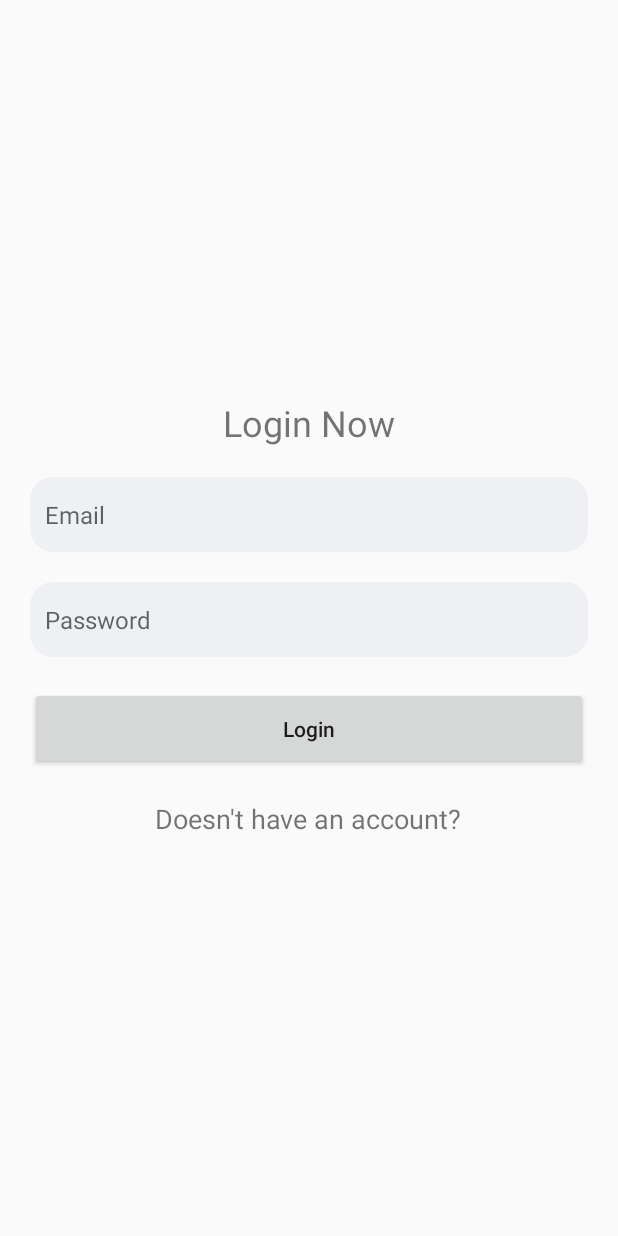
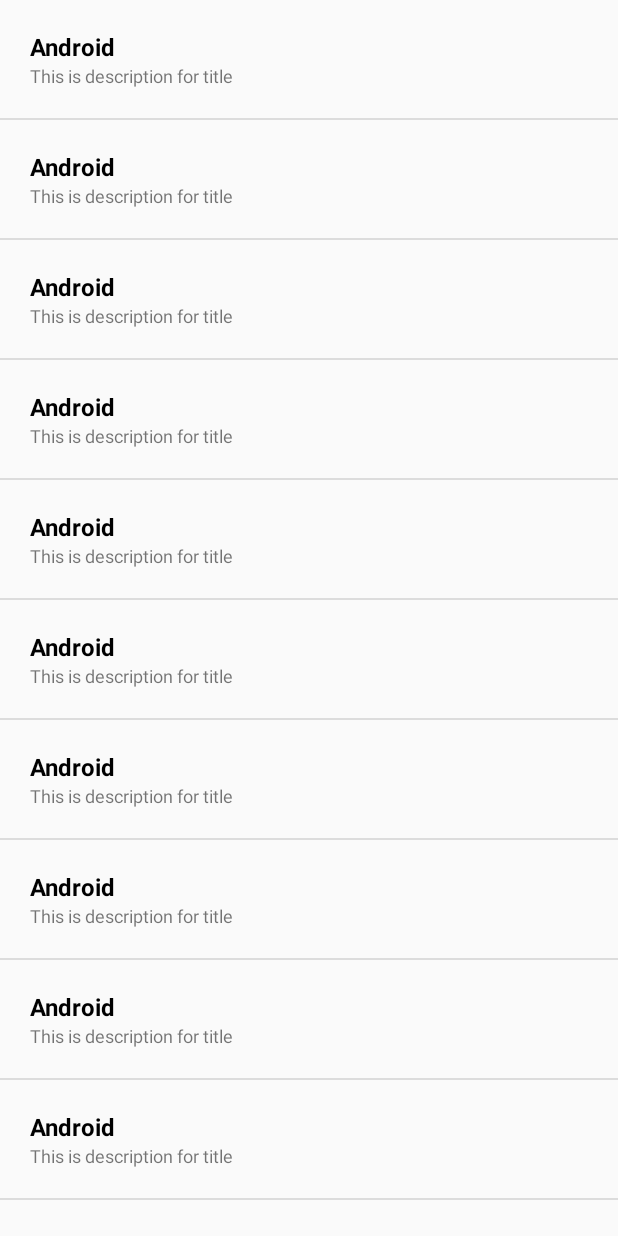
Before and after one commit to crpoudyal/sagarmathaApp, an Android app: the screen it shows after launch (LoginActivity before the commit, ListExampleActivity after it), on a phone screen of 412 x 824 dp. Run offline under Robolectric (Android 15) with nearby library versions, the phone set to English and light mode, and no system bars.

```diff
--- a/app/src/main/AndroidManifest.xml
+++ b/app/src/main/AndroidManifest.xml
@@ -10,7 +10,7 @@
         android:supportsRtl="true"
         android:theme="@style/Theme.Sagarmatha">
 
-        <activity android:name=".LoginActivity"
+        <activity android:name=".ListExampleActivity"
             android:exported="true">
             <intent-filter>
                 <action android:name="android.intent.action.MAIN"/>
--- a/app/src/main/java/com/example/sagarmatha/ListData.java
+++ b/app/src/main/java/com/example/sagarmatha/ListData.java
@@ -8,4 +8,20 @@ public class ListData {
         this.description = description;
 
     }
+
+    public String getTitle() {
+        return title;
+    }
+
+    public void setTitle(String title) {
+        this.title = title;
+    }
+
+    public String getDescription() {
+        return description;
+    }
+
+    public void setDescription(String description) {
+        this.description = description;
+    }
 }
--- a/app/src/main/java/com/example/sagarmatha/ListExampleActivity.java
+++ b/app/src/main/java/com/example/sagarmatha/ListExampleActivity.java
@@ -6,15 +6,38 @@ import android.widget.ListView;
 import androidx.annotation.Nullable;
 import androidx.appcompat.app.AppCompatActivity;
 
+import java.util.ArrayList;
+
 public class ListExampleActivity extends AppCompatActivity {
-    public ListView lvText;
+    public ListView lvTest;
+    public ArrayList<ListData> listItems;
+    private ListExampleAdapter mAdapter;
     @Override
     protected void onCreate(@Nullable Bundle savedInstanceState) {
         super.onCreate(savedInstanceState);
         setContentView(R.layout.list_view_layout);
 
-        lvText = findViewById(R.id.lv_text);
+        lvTest = findViewById(R.id.lv_text);
 
+        listItems = new ArrayList<>();
+        listItems.add(new ListData("Android","This is description for title"));
+        listItems.add(new ListData("Android","This is description for title"));
+        listItems.add(new ListData("Android","This is description for title"));
+        listItems.add(new ListData("Android","This is description for title"));
+        listItems.add(new ListData("Android","This is description for title"));
+        listItems.add(new ListData("Android","This is description for title"));
+        listItems.add(new ListData("Android","This is description for title"));
+        listItems.add(new ListData("Android","This is description for title"));
+        listItems.add(new ListData("Android","This is description for title"));
+        listItems.add(new ListData("Android","This is description for title"));
+        listItems.add(new ListData("Android","This is description for title"));
+        mAdapter = new ListExampleAdapter(this,listItems);
+
+        lvTest.setAdapter(mAdapter);
+
+        listItems.add(new ListData("new title","This is description for title"));
+
+        mAdapter.notifyDataSetChanged();
 
     }
 }
--- a/app/src/main/java/com/example/sagarmatha/ListExampleAdapter.java
+++ b/app/src/main/java/com/example/sagarmatha/ListExampleAdapter.java
@@ -11,6 +11,7 @@ import androidx.annotation.NonNull;
 import androidx.annotation.Nullable;
 
 import java.util.ArrayList;
+import java.util.List;
 
 public class ListExampleAdapter extends ArrayAdapter<ListData> {
 
@@ -18,18 +19,47 @@ public class ListExampleAdapter extends ArrayAdapter<ListData> {
 
     private  Context mContext;
     private LayoutInflater mInflater;
+    private ArrayList<ListData> listData;
 
     public ListExampleAdapter(@NonNull Context context,  @NonNull ArrayList<ListData> listItems) {
         super(context,R.layout.list_item_view, listItems);
         this.mContext = context;
         this.mInflater = LayoutInflater.from(mContext);
+        this.listData = listItems;
     }
 
     @NonNull
     @Override
     public View getView(int position, @Nullable View convertView, @NonNull ViewGroup parent) {
-        return super.getView(position, convertView, parent);
+        ViewHolder viewHolder;
+
+        ListData item = listData.get(position);
+
+        if(convertView == null){
+            convertView = mInflater.inflate(R.layout.list_item_view,parent,false);
+            viewHolder = new ViewHolder();
+
+            viewHolder.tvDescription = convertView.findViewById(R.id.tv_des);
+            viewHolder.tvTitle = convertView.findViewById(R.id.tv_header);
+
+            convertView.setTag(viewHolder);
+
+        }else{
+          viewHolder = (ViewHolder) convertView.getTag();
+        }
+
+        viewHolder.tvTitle.setText(item.getTitle());
+        viewHolder.tvDescription.setText(item.getDescription());
+
+        return convertView;
+
     }
+
+    @Override
+    public int getCount() {
+        return listData.size();
+    }
+
     public  class ViewHolder{
         public TextView tvTitle,tvDescription;
     }
```
